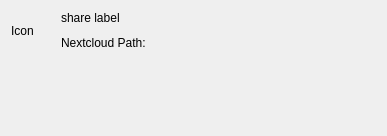
This is src/gui/sharedialog.ui in tokun-mobica/desktop as Qt 5 draws it before an edit. The edited form follows.
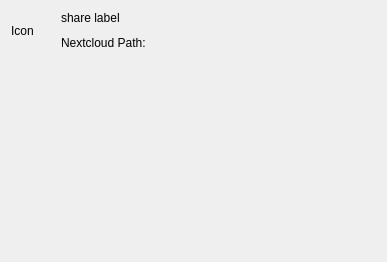
This is the edited form.

Commit message:
Fix the max height of the share dialog...
- Remove extra scroll bar
- Fix widget margins

Diff of the .ui file:
```diff
--- a/src/gui/sharedialog.ui
+++ b/src/gui/sharedialog.ui
@@ -6,19 +6,25 @@
    <rect>
     <x>0</x>
     <y>0</y>
-    <width>420</width>
-    <height>222</height>
+    <width>480</width>
+    <height>280</height>
    </rect>
   </property>
   <property name="sizePolicy">
-   <sizepolicy hsizetype="Preferred" vsizetype="Expanding">
+   <sizepolicy hsizetype="Preferred" vsizetype="Preferred">
     <horstretch>0</horstretch>
     <verstretch>0</verstretch>
    </sizepolicy>
   </property>
+  <property name="minimumSize">
+   <size>
+    <width>480</width>
+    <height>250</height>
+   </size>
+  </property>
   <layout class="QVBoxLayout" name="shareDialogVerticalLayout">
    <property name="spacing">
-    <number>9</number>
+    <number>0</number>
    </property>
    <property name="sizeConstraint">
     <enum>QLayout::SetFixedSize</enum>
@@ -26,7 +32,7 @@
    <item>
     <layout class="QVBoxLayout" name="verticalLayout">
      <property name="spacing">
-      <number>6</number>
+      <number>0</number>
      </property>
      <property name="sizeConstraint">
       <enum>QLayout::SetDefaultConstraint</enum>
@@ -129,20 +135,18 @@
       </layout>
      </item>
      <item>
-      <layout class="QVBoxLayout" name="scrollBarsVerticalLayout">
-       <property name="spacing">
-        <number>0</number>
-       </property>
-       <item>
         <widget class="QScrollArea" name="scrollArea">
          <property name="sizePolicy">
-          <sizepolicy hsizetype="Fixed" vsizetype="Expanding">
+        <sizepolicy hsizetype="Preferred" vsizetype="Minimum">
            <horstretch>0</horstretch>
            <verstretch>0</verstretch>
           </sizepolicy>
          </property>
-         <property name="styleSheet">
-          <string notr="true"/>
+       <property name="minimumSize">
+        <size>
+         <width>0</width>
+         <height>200</height>
+        </size>
          </property>
          <property name="frameShape">
           <enum>QFrame::NoFrame</enum>
@@ -150,14 +154,14 @@
          <property name="frameShadow">
           <enum>QFrame::Plain</enum>
          </property>
-         <property name="lineWidth">
-          <number>1</number>
+       <property name="verticalScrollBarPolicy">
+        <enum>Qt::ScrollBarAsNeeded</enum>
          </property>
          <property name="horizontalScrollBarPolicy">
           <enum>Qt::ScrollBarAlwaysOff</enum>
          </property>
          <property name="sizeAdjustPolicy">
-          <enum>QAbstractScrollArea::AdjustToContents</enum>
+        <enum>QAbstractScrollArea::AdjustToContentsOnFirstShow</enum>
          </property>
          <property name="widgetResizable">
           <bool>true</bool>
@@ -167,15 +171,12 @@
            <rect>
             <x>0</x>
             <y>0</y>
-            <width>68</width>
-            <height>148</height>
-           </rect>
-          </property>
-          <layout class="QVBoxLayout" name="scrollAreaVerticalLayout"/>
-         </widget>
-        </widget>
-       </item>
-      </layout>
+          <width>460</width>
+          <height>200</height>
+         </rect>
+        </property>
+       </widget>
+      </widget>
      </item>
     </layout>
    </item>
```
Lines whose indentation alone changed are shown as unchanged. The commit also changes 3 other files.
